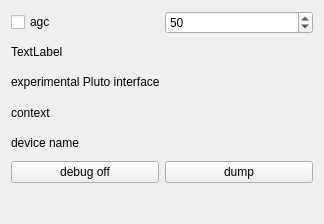
This is devices/pluto-handler/pluto-widget.ui in JvanKatwijk/sdr-j-fm as Qt 5 draws it before an edit. The edited form follows.
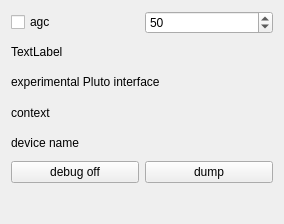
This is the edited form.

What changed in the file:
```diff
--- a/devices/pluto-handler/pluto-widget.ui
+++ b/devices/pluto-handler/pluto-widget.ui
@@ -6,7 +6,7 @@
    <rect>
     <x>0</x>
     <y>0</y>
-    <width>324</width>
+    <width>284</width>
     <height>224</height>
    </rect>
   </property>
```
